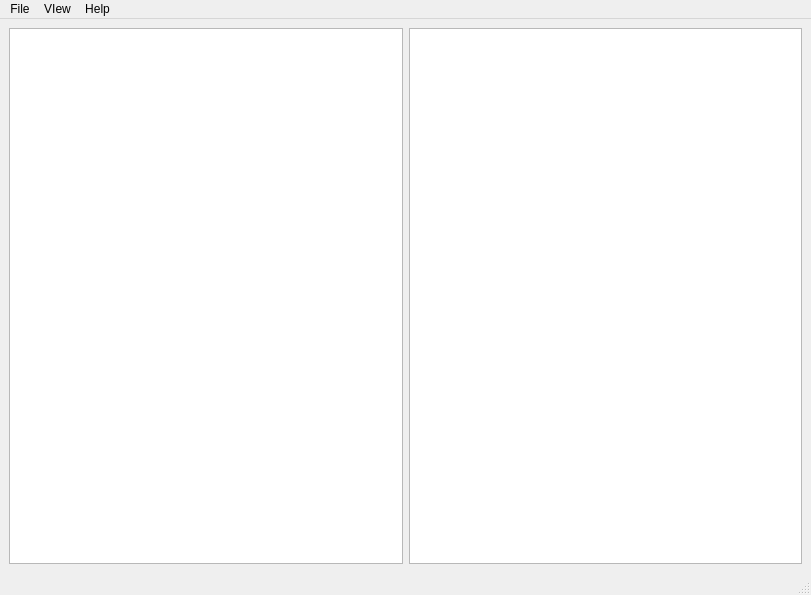
Before: the Qt Designer form mainwindow.ui in ForkWriter/GUI, drawn with Qt 5.
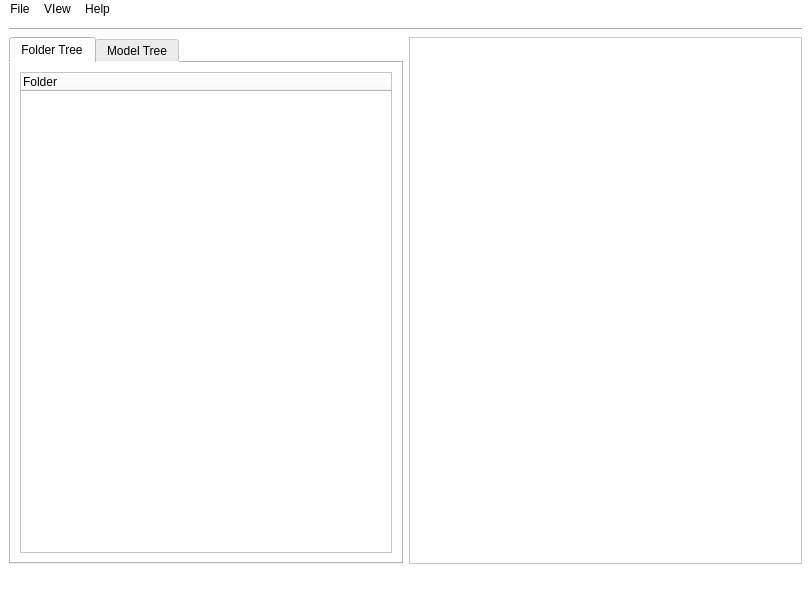
After: the same form once the commit is applied.

Diff of the .ui file:
```diff
--- a/mainwindow.ui
+++ b/mainwindow.ui
@@ -14,14 +14,20 @@
    </rect>
   </property>
   <property name="windowTitle">
-   <string/>
+   <string>TEST</string>
+  </property>
+  <property name="autoFillBackground">
+   <bool>false</bool>
+  </property>
+  <property name="styleSheet">
+   <string notr="true">background-color: rgb(255, 255, 255);</string>
   </property>
   <property name="unifiedTitleAndToolBarOnMac">
    <bool>false</bool>
   </property>
   <widget class="QWidget" name="centralwidget">
    <layout class="QGridLayout" name="gridLayout">
-    <item row="1" column="1">
+    <item row="2" column="1">
      <widget class="QGraphicsView" name="graphicsView">
       <property name="sizePolicy">
        <sizepolicy hsizetype="Expanding" vsizetype="Expanding">
@@ -37,12 +43,55 @@
       </property>
      </widget>
     </item>
-    <item row="1" column="0">
-     <widget class="QListView" name="listView"/>
-    </item>
-    <item row="0" column="0" colspan="2">
+    <item row="1" column="0" colspan="2">
      <layout class="QGridLayout" name="gridLayout_2"/>
     </item>
+    <item row="0" column="0" colspan="2">
+     <widget class="Line" name="line">
+      <property name="orientation">
+       <enum>Qt::Horizontal</enum>
+      </property>
+     </widget>
+    </item>
+    <item row="2" column="0">
+     <widget class="QTabWidget" name="tabWidget">
+      <property name="currentIndex">
+       <number>0</number>
+      </property>
+      <widget class="QWidget" name="tab">
+       <attribute name="title">
+        <string>Folder Tree</string>
+       </attribute>
+       <layout class="QGridLayout" name="gridLayout_3">
+        <item row="0" column="0">
+         <widget class="QTreeWidget" name="treeWidget">
+          <column>
+           <property name="text">
+            <string>Folder</string>
+           </property>
+          </column>
+         </widget>
+        </item>
+       </layout>
+      </widget>
+      <widget class="QWidget" name="tab_2">
+       <attribute name="title">
+        <string>Model Tree</string>
+       </attribute>
+       <layout class="QGridLayout" name="gridLayout_4">
+        <item row="0" column="0">
+         <widget class="QTreeWidget" name="treeWidget_2">
+          <column>
+           <property name="text">
+            <string>Model</string>
+           </property>
+          </column>
+         </widget>
+        </item>
+       </layout>
+      </widget>
+     </widget>
+    </item>
    </layout>
   </widget>
   <widget class="QMenuBar" name="menubar">
@@ -54,6 +103,9 @@
      <height>22</height>
     </rect>
    </property>
+   <property name="styleSheet">
+    <string notr="true"/>
+   </property>
    <property name="defaultUp">
     <bool>false</bool>
    </property>
```
